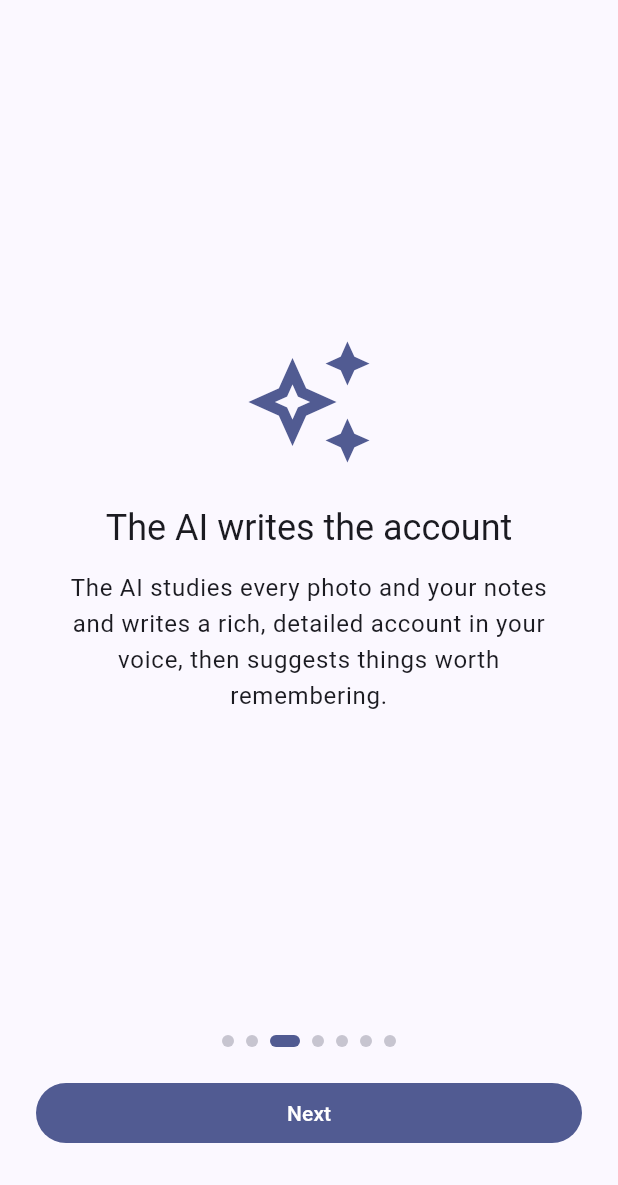
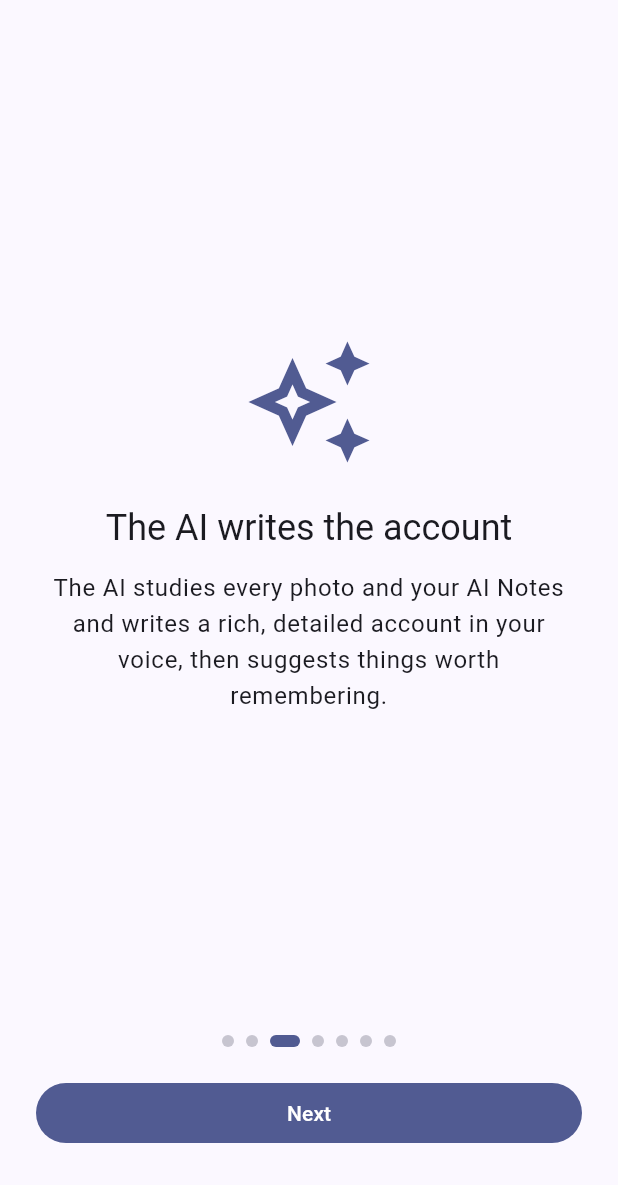
Before and after one commit to danielsentertainmentresearch-lab/Photo-Service-AI-History-Network-App-For-Ryan, a Flutter app: the screen it shows after launch, swiped to page 3, on a phone screen of 412 x 824 dp, the part 51-1236 px from its top. Run offline on Flutter 3.47's test engine with Material 3 defaults, Android fonts, the phone set to English and light mode, and no system bars; our stand-ins replace firebase_auth, firebase_core, flutter_secure_storage, google_mobile_ads, image_picker, local_auth and 3 more; accounts and stored records are empty.

Commit message:
WIP (halted, not for main): "AI Notes" wording everywhere, phone review checklist
Parked on a side branch at the owner's halt. The owner indicated "AI Notes"
should label only sections the AI alone writes, not the notes field people
type into, so this wording is pending a decision before anything goes to
main. Also holds docs/APK_REVIEW.md (owner phone review before a stage
closes) and its CLAUDE.md rule.

Checks at the time: flutter analyze clean, flutter test 97 passing,
dashboard tests 29 passing.

Co-Authored-By: Claude Opus 5.5 <noreply@anthropic.com>
Claude-Session: https://claude.ai/code/session_01PzhG2F3CB2QXumJMKgWp5z

```diff
--- a/lib/models/library_meters.dart
+++ b/lib/models/library_meters.dart
@@ -136,7 +136,7 @@ List<Meter> computeMeters({
     ),
     Meter(
       'words_mine',
-      'Words in your notes',
+      'Words in your AI Notes',
       n(events.fold<int>(0, (s, e) => s + _words(e.notes))),
     ),
     Meter('graph', 'Timeline graph', graphValue),
--- a/lib/screens/event_detail_screen.dart
+++ b/lib/screens/event_detail_screen.dart
@@ -516,7 +516,7 @@ class _EditDetailsSheetState extends State<_EditDetailsSheet> {
             ),
             const SizedBox(height: 8),
             Text(
-              'Changing notes does not rewrite the account. Use "Rewrite with AI" afterwards if you want it updated.',
+              'Changing AI Notes does not rewrite the account. Use "Rewrite with AI" afterwards if you want it updated.',
               style: Theme.of(context).textTheme.bodySmall,
             ),
             const SizedBox(height: 16),
--- a/lib/screens/graph_screen.dart
+++ b/lib/screens/graph_screen.dart
@@ -203,7 +203,7 @@ String kindLabel(NodeKind kind) => switch (kind) {
 String provenanceLabel(Provenance p) => switch (p) {
   Provenance.human => 'From you',
   Provenance.ai => 'From the AI',
-  Provenance.both => 'Your photos and notes + AI account',
+  Provenance.both => 'Your photos and AI Notes + AI account',
 };
 
 class _GraphView extends StatefulWidget {
--- a/lib/screens/home_screen.dart
+++ b/lib/screens/home_screen.dart
@@ -212,8 +212,8 @@ class _EmptyState extends StatelessWidget {
             Text('No events yet', style: theme.textTheme.titleLarge),
             const SizedBox(height: 8),
             const Text(
-              'Tap "New event", add a few photos and some notes about what is '
-              'happening, and let the AI write the full story.',
+              'Tap "New event", add a few photos and some AI Notes, and let '
+              'the AI write the full story.',
               textAlign: TextAlign.center,
             ),
           ],
--- a/lib/screens/new_event_screen.dart
+++ b/lib/screens/new_event_screen.dart
@@ -124,7 +124,7 @@ class _NewEventScreenState extends State<NewEventScreen> {
         _notes.text.trim().isEmpty &&
         _experience.text.trim().isEmpty) {
       ScaffoldMessenger.of(context).showSnackBar(const SnackBar(
-          content: Text('Add at least one photo or some notes.')));
+          content: Text('Add at least one photo, some AI Notes or a free write.')));
       return;
     }
     setState(() => _saving = true);
--- a/lib/screens/settings_screen.dart
+++ b/lib/screens/settings_screen.dart
@@ -145,8 +145,8 @@ class _SettingsScreenState extends State<SettingsScreen> {
           const _RecentsToggle(),
           const SizedBox(height: 4),
           Text(
-            'Your photos, notes and memories are stored only on this device. '
-            'When an event is described, its photos (resized), your notes, '
+            'Your photos, AI Notes, free writes and memories are stored only on this device. '
+            'When an event is described, its photos (resized), your AI Notes, '
             'summaries of recent events and your saved memories are sent to '
             'Anthropic\'s API over an encrypted connection. Your free writes '
             'are sent to Anthropic only to make their labels. Uninstalling '
--- a/lib/screens/tutorial_screen.dart
+++ b/lib/screens/tutorial_screen.dart
@@ -26,7 +26,7 @@ const _steps = [
     Icons.auto_stories,
     'Welcome to $appName',
     'Your life, remembered in detail. Record moments with photos and a few '
-        'notes, and an AI writes the full story for you.',
+        'AI Notes, and an AI writes the full story for you.',
   ),
   _Step(
     Icons.add_a_photo_outlined,
@@ -38,7 +38,7 @@ const _steps = [
   _Step(
     Icons.auto_awesome_outlined,
     'The AI writes the account',
-    'The AI studies every photo and your notes and writes a rich, detailed '
+    'The AI studies every photo and your AI Notes and writes a rich, detailed '
         'account in your voice, then suggests things worth remembering.',
   ),
   _Step(
@@ -64,7 +64,7 @@ const _steps = [
   _Step(
     Icons.lock_outline,
     'Private by design',
-    'Photos, notes and memories stay on your phone. When you ask for an '
+    'Photos, AI Notes and memories stay on your phone. When you ask for an '
         'account, that event is sent to the AI with your own API key, and '
         'free writes are sent only to make their labels. An account is '
         'needed to start using the app.',
--- a/lib/services/data_files.dart
+++ b/lib/services/data_files.dart
@@ -40,7 +40,7 @@ const analysisColumns = <DataColumn>[
   DataColumn('longitude', 'number', 'Longitude, $unknownNumber if unknown'),
   DataColumn('described', '0/1', '1 if the AI has written the account'),
   DataColumn('photo_count', 'integer', 'Photos in the event'),
-  DataColumn('notes_words', 'integer', 'Words in your own notes'),
+  DataColumn('ai_notes_words', 'integer', 'Words in your AI Notes'),
   DataColumn('description_words', 'integer', 'Words in the AI account'),
   DataColumn('people_count', 'integer', 'People named'),
   DataColumn('places_count', 'integer', 'Places named'),
@@ -121,7 +121,7 @@ String basicCsv(List<LifeEvent> events) {
       'Photos',
       'Summary',
       'Account',
-      'My notes',
+      'AI Notes',
     ],
     for (final e in _ordered(events))
       [
--- a/lib/services/export_service.dart
+++ b/lib/services/export_service.dart
@@ -153,7 +153,7 @@ class LibraryExporter {
       if (links.isNotEmpty) note.writeln('${links.join(' · ')}\n');
       if (e.description.isNotEmpty) note.writeln('${e.description}\n');
       if (e.notes.isNotEmpty) {
-        note.writeln('## My notes at the time\n\n${e.notes}\n');
+        note.writeln('## AI Notes\n\n${e.notes}\n');
       }
       if (e.experience.trim().isNotEmpty) {
         note.writeln('## My free write\n\n${e.experience.trim()}\n');
```
Also changed, not shown: 9 other files.
